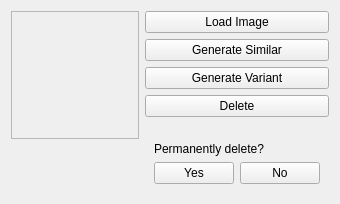
Qt form src/airunner/widgets/image/templates/image_widget.ui (Capsize-Games/airunner) before a commit.
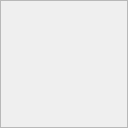
The same form after that commit.

Commit message: image widget updates

Patch:
```diff
--- a/src/airunner/widgets/image/templates/image_widget.ui
+++ b/src/airunner/widgets/image/templates/image_widget.ui
@@ -6,12 +6,12 @@
    <rect>
     <x>0</x>
     <y>0</y>
-    <width>326</width>
-    <height>204</height>
+    <width>128</width>
+    <height>128</height>
    </rect>
   </property>
   <property name="sizePolicy">
-   <sizepolicy hsizetype="Maximum" vsizetype="Expanding">
+   <sizepolicy hsizetype="Maximum" vsizetype="Maximum">
     <horstretch>0</horstretch>
     <verstretch>0</verstretch>
    </sizepolicy>
@@ -24,147 +24,50 @@
   </property>
   <property name="maximumSize">
    <size>
-    <width>326</width>
-    <height>16777215</height>
+    <width>128</width>
+    <height>128</height>
    </size>
   </property>
   <property name="windowTitle">
    <string>Form</string>
   </property>
   <layout class="QGridLayout" name="gridLayout">
+   <property name="leftMargin">
+    <number>0</number>
+   </property>
+   <property name="topMargin">
+    <number>0</number>
+   </property>
+   <property name="rightMargin">
+    <number>0</number>
+   </property>
+   <property name="bottomMargin">
+    <number>0</number>
+   </property>
+   <property name="spacing">
+    <number>0</number>
+   </property>
    <item row="0" column="0">
-    <layout class="QHBoxLayout" name="horizontalLayout">
-     <item>
-      <layout class="QVBoxLayout" name="verticalLayout_3">
-       <item>
-        <widget class="QFrame" name="image_frame">
-         <property name="minimumSize">
-          <size>
-           <width>128</width>
-           <height>128</height>
-          </size>
-         </property>
-         <property name="maximumSize">
-          <size>
-           <width>128</width>
-           <height>128</height>
-          </size>
-         </property>
-         <property name="frameShape">
-          <enum>QFrame::StyledPanel</enum>
-         </property>
-         <property name="frameShadow">
-          <enum>QFrame::Raised</enum>
-         </property>
-        </widget>
-       </item>
-       <item>
-        <spacer name="verticalSpacer_2">
-         <property name="orientation">
-          <enum>Qt::Vertical</enum>
-         </property>
-         <property name="sizeHint" stdset="0">
-          <size>
-           <width>20</width>
-           <height>40</height>
-          </size>
-         </property>
-        </spacer>
-       </item>
-      </layout>
-     </item>
-     <item>
-      <layout class="QVBoxLayout" name="verticalLayout_2">
-       <item>
-        <layout class="QVBoxLayout" name="verticalLayout">
-         <item>
-          <widget class="QPushButton" name="pushButton_2">
-           <property name="cursor">
-            <cursorShape>PointingHandCursor</cursorShape>
-           </property>
-           <property name="text">
-            <string>Load Image</string>
-           </property>
-          </widget>
-         </item>
-         <item>
-          <widget class="QPushButton" name="pushButton_3">
-           <property name="cursor">
-            <cursorShape>PointingHandCursor</cursorShape>
-           </property>
-           <property name="text">
-            <string>Generate Similar</string>
-           </property>
-          </widget>
-         </item>
-         <item>
-          <widget class="QPushButton" name="pushButton_4">
-           <property name="cursor">
-            <cursorShape>PointingHandCursor</cursorShape>
-           </property>
-           <property name="text">
-            <string>Generate Variant</string>
-           </property>
-          </widget>
-         </item>
-         <item>
-          <widget class="QPushButton" name="pushButton">
-           <property name="cursor">
-            <cursorShape>PointingHandCursor</cursorShape>
-           </property>
-           <property name="toolTip">
-            <string>Delete image</string>
-           </property>
-           <property name="text">
-            <string>Delete</string>
-           </property>
-          </widget>
-         </item>
-        </layout>
-       </item>
-       <item>
-        <spacer name="verticalSpacer">
-         <property name="orientation">
-          <enum>Qt::Vertical</enum>
-         </property>
-         <property name="sizeHint" stdset="0">
-          <size>
-           <width>20</width>
-           <height>40</height>
-          </size>
-         </property>
-        </spacer>
-       </item>
-       <item>
-        <widget class="QWidget" name="permanently_delete_2" native="true">
-         <layout class="QGridLayout" name="permanently_delete">
-          <item row="1" column="0">
-           <widget class="QPushButton" name="pushButton_5">
-            <property name="text">
-             <string>Yes</string>
-            </property>
-           </widget>
-          </item>
-          <item row="0" column="0" colspan="2">
-           <widget class="QLabel" name="label">
-            <property name="text">
-             <string>Permanently delete?</string>
-            </property>
-           </widget>
-          </item>
-          <item row="1" column="1">
-           <widget class="QPushButton" name="pushButton_6">
-            <property name="text">
-             <string>No</string>
-            </property>
-           </widget>
-          </item>
-         </layout>
-        </widget>
-       </item>
-      </layout>
-     </item>
-    </layout>
+    <widget class="QFrame" name="image_frame">
+     <property name="minimumSize">
+      <size>
+       <width>128</width>
+       <height>128</height>
+      </size>
+     </property>
+     <property name="maximumSize">
+      <size>
+       <width>128</width>
+       <height>128</height>
+      </size>
+     </property>
+     <property name="frameShape">
+      <enum>QFrame::StyledPanel</enum>
+     </property>
+     <property name="frameShadow">
+      <enum>QFrame::Raised</enum>
+     </property>
+    </widget>
    </item>
   </layout>
  </widget>
```
Left out of the diff: 99 changed lines with no effect on the pictures. The commit also changes 5 other files.
